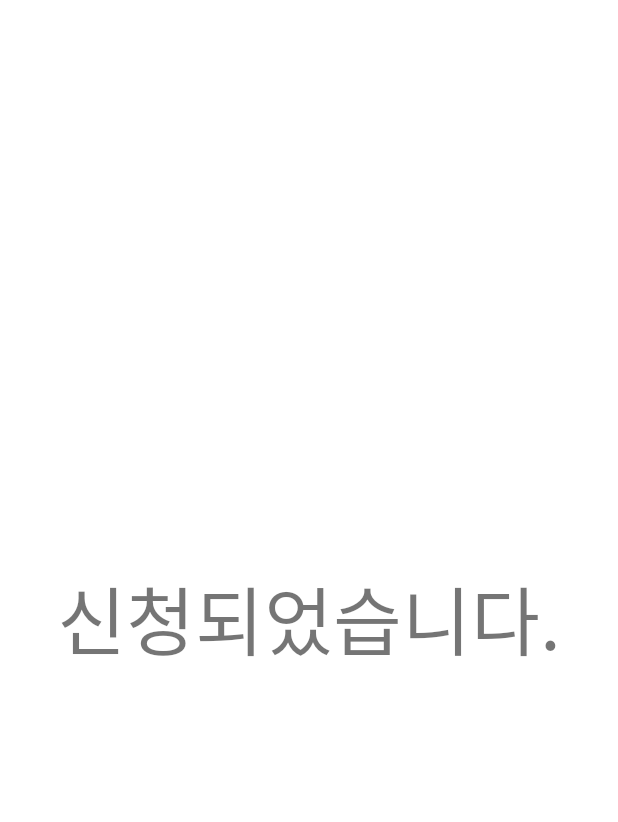
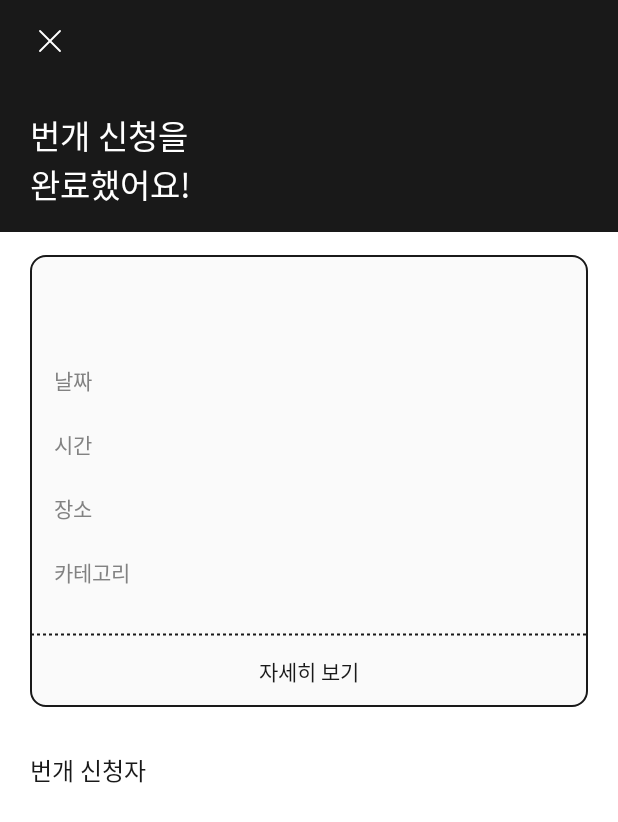
Before and after one commit to TEAM-PLAYTOGETHER/PlayTogether_Android, an Android app: the ThunderAppliedActivity screen opened directly, with no data from a screen before it, on a phone screen of 412 x 824 dp. Shown: the top 822 px of the screen. Run offline under Robolectric (Android 15) with nearby library versions, the phone set to English and light mode, and no system bars; our stand-ins replace data binding.

Commit message:
[FEAT] #21 - 신청완료뷰 만드는중.. 리사이클러뷰 넣어야됨

```diff
--- a/app/src/main/java/com/playtogether_android/app/presentation/ui/home/AppliedActivity.kt
+++ b/app/src/main/java/com/playtogether_android/app/presentation/ui/home/ThunderAppliedActivity.kt
@@ -1,12 +1,12 @@
 package com.playtogether_android.app.presentation.ui.home
 
-
+import androidx.appcompat.app.AppCompatActivity
 import android.os.Bundle
 import com.playtogether_android.app.R
+import com.playtogether_android.app.databinding.ActivityThunderAppliedBinding
 import com.playtogether_android.app.presentation.base.BaseActivity
-import com.playtogether_android.app.databinding.ActivityAppliedBinding
 
-class AppliedActivity : BaseActivity<ActivityAppliedBinding>(R.layout.activity_applied) {
+class ThunderAppliedActivity : BaseActivity<ActivityThunderAppliedBinding>(R.layout.activity_thunder_applied) {
     override fun onCreate(savedInstanceState: Bundle?) {
         super.onCreate(savedInstanceState)
     }
--- a/app/src/main/java/com/playtogether_android/app/presentation/ui/home/ThunderDetailActivity.kt
+++ b/app/src/main/java/com/playtogether_android/app/presentation/ui/home/ThunderDetailActivity.kt
@@ -23,7 +23,7 @@ class ThunderDetailActivity : BaseActivity<ActivityThunderDetailBinding>(R.layou
         dialog.setOnClickedListener(object:CustomDialog.ButtonClickListener{
             override fun onClicked(num: Int) {
                 if(num==1){
-                    val intent = Intent(this@ThunderDetailActivity, AppliedActivity::class.java)
+                    val intent = Intent(this@ThunderDetailActivity, ThunderAppliedActivity::class.java)
                     startActivity(intent)
                     this@ThunderDetailActivity.finish()
                 }
--- /dev/null
+++ b/app/src/main/java/com/playtogether_android/app/presentation/ui/home/VerticalItemDecoration.kt
@@ -0,0 +1,18 @@
+package com.playtogether_android.app.presentation.ui.home
+
+import android.graphics.Rect
+import android.view.View
+import androidx.recyclerview.widget.RecyclerView
+
+class VerticalItemDecoration(private val verticalMargin : Int):RecyclerView.ItemDecoration() {
+    override fun getItemOffsets(
+        outRect: Rect,
+        view: View,
+        parent: RecyclerView,
+        state: RecyclerView.State
+    ) {
+        super.getItemOffsets(outRect, view, parent, state)
+        val position = parent.getChildAdapterPosition(view)
+        outRect.bottom=verticalMargin
+    }
+}
--- a/app/src/main/java/com/playtogether_android/app/presentation/ui/thunder/ApplyThunderDetailActivity.kt
+++ b/app/src/main/java/com/playtogether_android/app/presentation/ui/thunder/ApplyThunderDetailActivity.kt
@@ -1,13 +1,10 @@
 package com.playtogether_android.app.presentation.ui.thunder
 
-import android.content.Intent
-import androidx.appcompat.app.AppCompatActivity
 import android.os.Bundle
 import android.widget.Toast
 import com.playtogether_android.app.R
 import com.playtogether_android.app.presentation.base.BaseActivity
 import com.playtogether_android.app.databinding.ActivityApplyThunderDetailBinding
-import com.playtogether_android.app.presentation.ui.home.AppliedActivity
 import com.playtogether_android.app.util.CustomDialog
 
 class ApplyThunderDetailActivity : BaseActivity<ActivityApplyThunderDetailBinding>(R.layout.activity_apply_thunder_detail) {
--- /dev/null
+++ b/app/src/main/res/drawable/ic_icn_clear.xml
@@ -0,0 +1,14 @@
+<vector xmlns:android="http://schemas.android.com/apk/res/android"
+    android:width="20dp"
+    android:height="20dp"
+    android:viewportWidth="20"
+    android:viewportHeight="20">
+  <path
+      android:pathData="M2.892,2.891a0.625,0.625 0,0 1,0.884 0l13.333,13.334a0.625,0.625 0,0 1,-0.884 0.884L2.892,3.775a0.625,0.625 0,0 1,0 -0.884z"
+      android:fillColor="#fff"
+      android:fillType="evenOdd"/>
+  <path
+      android:pathData="M17.11,2.891a0.625,0.625 0,0 1,0 0.884L3.775,17.11a0.625,0.625 0,1 1,-0.884 -0.884L16.225,2.89a0.625,0.625 0,0 1,0.884 0z"
+      android:fillColor="#fff"
+      android:fillType="evenOdd"/>
+</vector>
--- /dev/null
+++ b/app/src/main/res/drawable/line_dotted_black.xml
@@ -0,0 +1,10 @@
+<?xml version="1.0" encoding="utf-8"?>
+<shape xmlns:android="http://schemas.android.com/apk/res/android"
+    android:shape="line">
+    <stroke
+        android:color="@color/gray_black"
+        android:width="1dp"
+        android:dashWidth="2dp"
+        android:dashGap="2dp"/>
+
+</shape>
--- /dev/null
+++ b/app/src/main/res/drawable/rectangle_fill_gray04_border_black01_radius_10.xml
@@ -0,0 +1,10 @@
+<?xml version="1.0" encoding="utf-8"?>
+<shape xmlns:android="http://schemas.android.com/apk/res/android"
+    android:shape="rectangle">
+    <solid android:color="@color/gray_gray04"/>
+    <stroke android:color="@color/gray_black"
+        android:width="1dp"/>
+    <corners android:radius="10dp"/>
+
+
+</shape>
--- a/app/src/main/res/layout/activity_applied.xml
+++ /dev/null
@@ -1,24 +0,0 @@
-<?xml version="1.0" encoding="utf-8"?>
-<layout xmlns:android="http://schemas.android.com/apk/res/android"
-    xmlns:app="http://schemas.android.com/apk/res-auto"
-    xmlns:tools="http://schemas.android.com/tools">
-    <data>
-    </data>
-
-    <androidx.constraintlayout.widget.ConstraintLayout
-        android:layout_width="match_parent"
-        android:layout_height="match_parent"
-        tools:context=".presentation.ui.home.AppliedActivity">
-
-        <TextView
-            android:id="@+id/textView2"
-            android:layout_width="wrap_content"
-            android:layout_height="wrap_content"
-            android:text="신청되었습니다."
-            android:textSize="50sp"
-            app:layout_constraintBottom_toBottomOf="parent"
-            app:layout_constraintEnd_toEndOf="parent"
-            app:layout_constraintStart_toStartOf="parent"
-            app:layout_constraintTop_toTopOf="parent" />
-    </androidx.constraintlayout.widget.ConstraintLayout>
-</layout>
--- a/app/src/main/res/layout/activity_apply_thunder_detail.xml
+++ b/app/src/main/res/layout/activity_apply_thunder_detail.xml
@@ -396,7 +396,7 @@
                     android:layout_width="wrap_content"
                     android:layout_height="wrap_content"
                     android:fontFamily="@font/pretendard_bold"
-                    android:text="@string/slash"
+                    android:text="@string/text_slash"
                     android:textColor="@color/gray_black"
                     android:textSize="16sp"
                     app:layout_constraintStart_toEndOf="@id/tv_current_applicant"
--- /dev/null
+++ b/app/src/main/res/layout/activity_thunder_applied.xml
@@ -0,0 +1,265 @@
+<?xml version="1.0" encoding="utf-8"?>
+<layout xmlns:android="http://schemas.android.com/apk/res/android"
+    xmlns:app="http://schemas.android.com/apk/res-auto"
+    xmlns:tools="http://schemas.android.com/tools">
+    <data>
+    </data>
+
+    <androidx.constraintlayout.widget.ConstraintLayout
+        android:layout_width="match_parent"
+        android:layout_height="match_parent"
+        tools:context=".presentation.ui.home.AppliedActivity">
+
+        <androidx.constraintlayout.widget.ConstraintLayout
+            android:id="@+id/cl_thunderdetail_top"
+            android:layout_width="match_parent"
+            android:layout_height="wrap_content"
+            android:background="@color/gray_black"
+            app:layout_constraintTop_toTopOf="parent">
+
+            <ImageView
+                android:id="@+id/iv_thunderdetail_back"
+                android:layout_width="wrap_content"
+                android:layout_height="wrap_content"
+                android:layout_marginVertical="4dp"
+                android:layout_marginStart="10dp"
+                android:padding="13dp"
+                app:layout_constraintStart_toStartOf="parent"
+                app:layout_constraintTop_toTopOf="parent"
+                app:srcCompat="@drawable/ic_icn_clear" />
+
+            <TextView
+                android:layout_width="wrap_content"
+                android:layout_height="wrap_content"
+                android:text="@string/applied_complete"
+                android:fontFamily="@font/pretendard_regular"
+                android:includeFontPadding="false"
+                android:textSize="22sp"
+                android:textColor="@color/white"
+                android:layout_marginStart="20dp"
+                android:layout_marginTop="23dp"
+                android:layout_marginBottom="15dp"
+                app:layout_constraintBottom_toBottomOf="parent"
+                app:layout_constraintStart_toStartOf="parent"
+                app:layout_constraintTop_toBottomOf="@+id/iv_thunderdetail_back" />
+        </androidx.constraintlayout.widget.ConstraintLayout>
+
+        <ScrollView
+            android:id="@+id/sc_thunderdetail"
+            android:layout_width="match_parent"
+            android:layout_height="0dp"
+            android:overScrollMode="never"
+            app:layout_constraintTop_toBottomOf="@id/cl_thunderdetail_top"
+            app:layout_constraintBottom_toBottomOf="parent">
+
+            <androidx.constraintlayout.widget.ConstraintLayout
+                android:id="@+id/cl_thunderdetail_middle"
+                android:layout_width="match_parent"
+                android:layout_height="match_parent">
+
+                <TextView
+                    android:id="@+id/tv_applied_applier"
+                    android:layout_width="wrap_content"
+                    android:layout_height="wrap_content"
+                    android:layout_marginStart="20dp"
+                    android:layout_marginTop="30dp"
+                    android:fontFamily="@font/pretendard_bold"
+                    android:includeFontPadding="false"
+                    android:text="@string/applied_applier"
+                    android:textColor="@color/gray_black"
+                    android:textSize="16sp"
+                    app:layout_constraintStart_toStartOf="parent"
+                    app:layout_constraintTop_toBottomOf="@+id/cl_thunderdetail_content" />
+
+                <TextView
+                    android:id="@+id/tv_applied_member_cnt"
+                    android:layout_width="wrap_content"
+                    android:layout_height="wrap_content"
+                    android:fontFamily="@font/pretendard_bold"
+                    android:includeFontPadding="false"
+                    android:textColor="@color/gray_black"
+                    android:textSize="16sp"
+                    app:layout_constraintBottom_toBottomOf="@+id/tv_applied_applier"
+                    app:layout_constraintStart_toEndOf="@+id/tv_applied_applier"
+                    app:layout_constraintTop_toTopOf="@+id/tv_applied_applier"
+                    tools:text="(2/6)" />
+
+                <androidx.recyclerview.widget.RecyclerView
+                    android:layout_width="0dp"
+                    android:layout_height="wrap_content"
+                    android:layout_marginStart="20dp"
+                    android:layout_marginEnd="20dp"
+                    android:layout_marginTop="10dp"
+                    app:layoutManager="androidx.recyclerview.widget.LinearLayoutManager"
+                    tools:listitem="@layout/item_members"
+
+                    app:layout_constraintStart_toStartOf="parent"
+                    app:layout_constraintEnd_toEndOf="parent"
+                    app:layout_constraintTop_toBottomOf="@+id/tv_applied_applier" />
+
+                <androidx.constraintlayout.widget.ConstraintLayout
+                    android:id="@+id/cl_thunderdetail_content"
+                    android:layout_width="match_parent"
+                    android:layout_height="wrap_content"
+                    android:layout_marginHorizontal="20dp"
+                    android:layout_marginTop="15dp"
+                    android:background="@drawable/rectangle_fill_gray04_border_black01_radius_10"
+                    app:layout_constraintEnd_toEndOf="parent"
+                    app:layout_constraintStart_toStartOf="parent"
+                    app:layout_constraintTop_toTopOf="parent">
+
+                    <TextView
+                        android:id="@+id/tv_thunderdetail_title"
+                        android:layout_width="0dp"
+                        android:layout_height="wrap_content"
+                        android:layout_marginHorizontal="16dp"
+                        android:layout_marginTop="20dp"
+                        android:fontFamily="@font/pretendard_bold"
+                        android:includeFontPadding="false"
+                        android:textColor="@color/gray_black"
+                        android:textSize="20sp"
+                        app:layout_constraintEnd_toEndOf="parent"
+                        app:layout_constraintStart_toStartOf="parent"
+                        app:layout_constraintTop_toTopOf="parent"
+                        tools:text="우리집에서 피자 먹기" />
+
+                    <TextView
+                        android:id="@+id/tv_thunderdetail_date"
+                        android:layout_width="wrap_content"
+                        android:layout_height="wrap_content"
+                        android:layout_marginTop="30dp"
+                        android:fontFamily="@font/pretendard_regular"
+                        android:includeFontPadding="false"
+                        android:text="@string/text_date"
+                        android:textColor="@color/gray_gray01"
+                        android:textSize="14sp"
+                        app:layout_constraintStart_toStartOf="@+id/tv_thunderdetail_title"
+                        app:layout_constraintTop_toBottomOf="@+id/tv_thunderdetail_title" />
+
+                    <TextView
+                        android:id="@+id/tv_thunderdetail_date_content"
+                        android:layout_width="wrap_content"
+                        android:layout_height="wrap_content"
+                        android:layout_marginStart="10dp"
+                        android:fontFamily="@font/pretendard_medium"
+                        android:includeFontPadding="false"
+                        android:textColor="@color/gray_black"
+                        android:textSize="14sp"
+                        app:layout_constraintBottom_toBottomOf="@+id/tv_thunderdetail_date"
+                        app:layout_constraintStart_toEndOf="@id/tv_thunderdetail_date"
+                        app:layout_constraintTop_toTopOf="@id/tv_thunderdetail_date"
+                        tools:text="2022.04.15" />
+
+                    <TextView
+                        android:id="@+id/tv_thunderdetail_time"
+                        android:layout_width="wrap_content"
+                        android:layout_height="wrap_content"
+                        android:layout_marginTop="22dp"
+                        android:fontFamily="@font/pretendard_regular"
+                        android:includeFontPadding="false"
+                        android:text="@string/text_time"
+                        android:textColor="@color/gray_gray01"
+                        android:textSize="14sp"
+                        app:layout_constraintStart_toStartOf="@+id/tv_thunderdetail_date"
+                        app:layout_constraintTop_toBottomOf="@+id/tv_thunderdetail_date" />
+
+                    <TextView
+                        android:id="@+id/tv_thunderdetail_time_content"
+                        android:layout_width="wrap_content"
+                        android:layout_height="wrap_content"
+                        android:layout_marginStart="10dp"
+                        android:fontFamily="@font/pretendard_medium"
+                        android:includeFontPadding="false"
+                        android:textColor="@color/gray_black"
+                        android:textSize="14sp"
+                        app:layout_constraintBottom_toBottomOf="@+id/tv_thunderdetail_time"
+                        app:layout_constraintStart_toEndOf="@id/tv_thunderdetail_time"
+                        app:layout_constraintTop_toTopOf="@id/tv_thunderdetail_time"
+                        tools:text="18:00 ~" />
+
+                    <TextView
+                        android:id="@+id/tv_thunderdetail_place"
+                        android:layout_width="wrap_content"
+                        android:layout_height="wrap_content"
+                        android:layout_marginTop="22dp"
+                        android:fontFamily="@font/pretendard_regular"
+                        android:includeFontPadding="false"
+                        android:text="@string/text_place"
+                        android:textColor="@color/gray_gray01"
+                        android:textSize="14sp"
+                        app:layout_constraintStart_toStartOf="@+id/tv_thunderdetail_time"
+                        app:layout_constraintTop_toBottomOf="@+id/tv_thunderdetail_time" />
+
+                    <TextView
+                        android:id="@+id/tv_thunderdetail_place_content"
+                        android:layout_width="wrap_content"
+                        android:layout_height="wrap_content"
+                        android:layout_marginStart="10dp"
+                        android:fontFamily="@font/pretendard_medium"
+                        android:includeFontPadding="false"
+                        android:textColor="@color/gray_black"
+                        android:textSize="14sp"
+                        app:layout_constraintBottom_toBottomOf="@+id/tv_thunderdetail_place"
+                        app:layout_constraintStart_toEndOf="@id/tv_thunderdetail_place"
+                        app:layout_constraintTop_toTopOf="@id/tv_thunderdetail_place"
+                        tools:text="우리집" />
+
+                    <TextView
+                        android:id="@+id/tv_thunderdetail_category"
+                        android:layout_width="wrap_content"
+                        android:layout_height="wrap_content"
+                        android:layout_marginTop="22dp"
+                        android:fontFamily="@font/pretendard_regular"
+                        android:includeFontPadding="false"
+                        android:text="@string/text_category"
+                        android:textColor="@color/gray_gray01"
+                        android:textSize="14sp"
+                        app:layout_constraintStart_toStartOf="@+id/tv_thunderdetail_place"
+                        app:layout_constraintTop_toBottomOf="@+id/tv_thunderdetail_place" />
+
+                    <TextView
+                        android:id="@+id/tv_thunderdetail_category_content"
+                        android:layout_width="wrap_content"
+                        android:layout_height="wrap_content"
+                        android:layout_marginStart="10dp"
+                        android:fontFamily="@font/pretendard_medium"
+                        android:includeFontPadding="false"
+                        android:textColor="@color/gray_black"
+                        android:textSize="14sp"
+                        app:layout_constraintBottom_toBottomOf="@+id/tv_thunderdetail_category"
+                        app:layout_constraintStart_toEndOf="@id/tv_thunderdetail_category"
+                        app:layout_constraintTop_toTopOf="@id/tv_thunderdetail_category"
+                        tools:text="음식" />
+
+                    <TextView
+                        android:id="@+id/tv_thunderdetail_dotted_line"
+                        android:layout_width="match_parent"
+                        android:layout_height="2dp"
+                        android:layout_marginTop="30dp"
+                        android:background="@drawable/line_dotted_black"
+                        app:layout_constraintTop_toBottomOf="@id/tv_thunderdetail_category" />
+
+                    <TextView
+                        android:id="@+id/tv_thunderdetail_description"
+                        android:layout_width="0dp"
+                        android:layout_height="wrap_content"
+                        android:layout_marginHorizontal="16dp"
+                        android:layout_marginVertical="4dp"
+                        android:fontFamily="@font/pretendard_medium"
+                        android:gravity="center"
+                        android:includeFontPadding="false"
+                        android:paddingHorizontal="112dp"
+                        android:paddingVertical="9dp"
+                        android:text="@string/text_read_detail"
+                        android:textColor="@color/gray_black"
+                        android:textSize="14sp"
+                        app:layout_constraintBottom_toBottomOf="parent"
+                        app:layout_constraintEnd_toEndOf="parent"
+                        app:layout_constraintStart_toStartOf="parent"
+                        app:layout_constraintTop_toBottomOf="@id/tv_thunderdetail_dotted_line" />
+                </androidx.constraintlayout.widget.ConstraintLayout>
+
+            </androidx.constraintlayout.widget.ConstraintLayout>
+        </ScrollView>
+    </androidx.constraintlayout.widget.ConstraintLayout>
+</layout>
--- /dev/null
+++ b/app/src/main/res/layout/item_members.xml
@@ -0,0 +1,64 @@
+<?xml version="1.0" encoding="utf-8"?>
+<androidx.constraintlayout.widget.ConstraintLayout xmlns:android="http://schemas.android.com/apk/res/android"
+    xmlns:app="http://schemas.android.com/apk/res-auto"
+    xmlns:tools="http://schemas.android.com/tools"
+    android:background="@drawable/rectangle_fill_gray_black_radius_10"
+    android:layout_width="match_parent"
+    android:layout_height="wrap_content">
+
+    <ImageView
+        android:id="@+id/iv_item_members_profile"
+        android:layout_width="0dp"
+        android:layout_height="0dp"
+        android:layout_marginStart="16dp"
+        android:layout_marginTop="8dp"
+        android:layout_marginBottom="8dp"
+        app:layout_constraintWidth_percent="0.1125"
+        app:layout_constraintDimensionRatio="1:1"
+        app:layout_constraintBottom_toBottomOf="parent"
+        app:layout_constraintStart_toStartOf="parent"
+        app:layout_constraintTop_toTopOf="parent"
+        app:srcCompat="@drawable/ic_img_profile" />
+
+    <TextView
+        android:id="@+id/tv_item_members_name"
+        android:layout_width="wrap_content"
+        android:layout_height="wrap_content"
+        android:layout_marginStart="12dp"
+        tools:text="권용민 바보"
+        android:fontFamily="@font/pretendard_bold"
+        android:includeFontPadding="false"
+        android:textSize="14sp"
+        android:textColor="@color/white"
+        app:layout_constraintBottom_toBottomOf="@+id/iv_item_members_profile"
+        app:layout_constraintStart_toEndOf="@+id/iv_item_members_profile"
+        app:layout_constraintTop_toTopOf="@+id/iv_item_members_profile" />
+
+    <TextView
+        android:id="@+id/tv_item_members_description"
+        android:layout_width="wrap_content"
+        android:layout_height="wrap_content"
+        android:layout_marginEnd="5dp"
+        tools:text="26세 / ESFJ"
+        android:fontFamily="@font/pretendard_regular"
+        android:includeFontPadding="false"
+        android:textSize="14sp"
+        android:textColor="@color/white"
+        app:layout_constraintBottom_toBottomOf="@+id/iv_item_members_arrow"
+        app:layout_constraintEnd_toStartOf="@+id/iv_item_members_arrow"
+        app:layout_constraintTop_toTopOf="@+id/iv_item_members_arrow" />
+
+    <ImageView
+        android:id="@+id/iv_item_members_arrow"
+        android:layout_width="0dp"
+        android:layout_height="0dp"
+        android:layout_marginTop="14dp"
+        android:layout_marginEnd="10dp"
+        android:layout_marginBottom="14dp"
+        app:layout_constraintWidth_percent="0.075"
+        app:layout_constraintDimensionRatio="1:1"
+        app:layout_constraintBottom_toBottomOf="parent"
+        app:layout_constraintEnd_toEndOf="parent"
+        app:layout_constraintTop_toTopOf="parent"
+        app:srcCompat="@drawable/ic_icn_arrow_right" />
+</androidx.constraintlayout.widget.ConstraintLayout>
--- a/app/src/main/res/values/strings.xml
+++ b/app/src/main/res/values/strings.xml
@@ -21,7 +21,8 @@
     <string name="text_posting_report"><u>게시글 신고</u></string>
     <string name="text_no">아니오</string>
     <string name="text_yes">네</string>
-    <string name="slash">/</string>
+    <string name="text_slash">/</string>
+    <string name="text_read_detail">자세히 보기</string>
 
     <!--createThunder-->
     <string name="createthunder_openthunder">번개를\n오픈해 볼까요?</string>
@@ -51,6 +52,10 @@
 
     <!--thunderdetail-->
     <string name="thunderdetail_example">안녕하세요 저는 문수빈인데요. 제가 이번에 번개를 한 번 열어보려구 합니다. 장소는 저희 집이구요, 오실 때 귤 한 박스씩 사들고 오셔야 해요. 그럼 대문 활짝 열어두고 기다릴게요😊 아래 사진은 우리 집 오는 약도입니다. 다들 많은 신청 부탁드려요.\n체크\n체크\n체크\n체크\n체크\n체크\n체크\n체크\n체크\n체크</string>
+
+    <!--applied complete-->
+    <string name="applied_complete">번개 신청을\n완료했어요!</string>
+    <string name="applied_applier">"번개 신청자"</string>
 
     <!--signUp-->
     <string name="signupinfo_main_message">안전한 번개를 위해\n정보를 입력해주세요</string>
```
Also changed, not shown: app/src/main/AndroidManifest.xml (+10 -10 lines).
